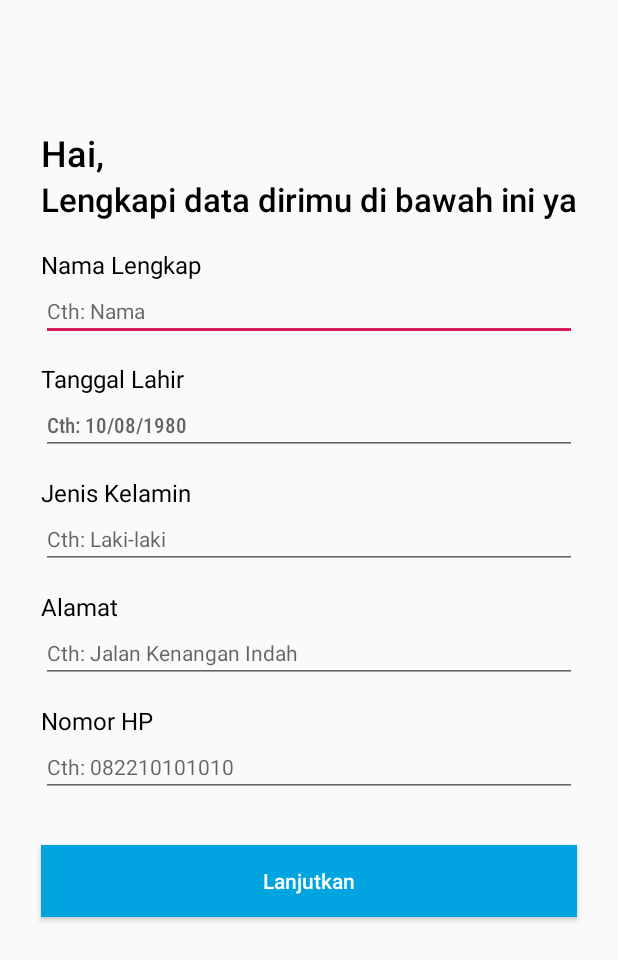
After one commit to havidalbar/Soya, an Android app: the layout activity_daftar_pembudidaya.xml on its own in the app's theme, with its tools: preview values and no code run, on a phone screen of 412 x 824 dp. The commit adds this screen. Shown: the top 960 px of the screen. Run offline under Robolectric (Android 15) with nearby library versions, the light colour scheme and no system bars.

Commit message:
Layout daftar sebagai pembudidaya

```diff
--- a/app/src/main/java/com/example/soya/MainActivity.kt
+++ b/app/src/main/java/com/example/soya/DaftarPembudidayaActivity.kt
@@ -3,10 +3,10 @@ package com.example.soya
 import androidx.appcompat.app.AppCompatActivity
 import android.os.Bundle
 
-class MainActivity : AppCompatActivity() {
+class DaftarPembudidayaActivity : AppCompatActivity() {
 
     override fun onCreate(savedInstanceState: Bundle?) {
         super.onCreate(savedInstanceState)
-        setContentView(R.layout.activity_main)
+        setContentView(R.layout.activity_daftar_pembudidaya)
     }
 }
--- /dev/null
+++ b/app/src/main/res/layout/activity_daftar_pembudidaya.xml
@@ -0,0 +1,198 @@
+<?xml version="1.0" encoding="utf-8"?>
+<androidx.constraintlayout.widget.ConstraintLayout xmlns:android="http://schemas.android.com/apk/res/android"
+    xmlns:app="http://schemas.android.com/apk/res-auto"
+    xmlns:tools="http://schemas.android.com/tools"
+    android:layout_width="match_parent"
+    android:layout_height="match_parent"
+    tools:context=".DaftarPembudidayaActivity">
+
+    <TextView
+        android:id="@+id/textView"
+        android:layout_width="match_parent"
+        android:layout_height="wrap_content"
+        android:layout_marginStart="27dp"
+        android:layout_marginTop="85dp"
+        android:layout_marginEnd="27dp"
+        android:fontFamily="sans-serif-medium"
+        android:text="Hai,"
+        android:textColor="@android:color/black"
+        android:textSize="24sp"
+        app:layout_constraintEnd_toEndOf="parent"
+        app:layout_constraintStart_toStartOf="parent"
+        app:layout_constraintTop_toTopOf="parent" />
+
+    <TextView
+        android:id="@+id/textView2"
+        android:layout_width="match_parent"
+        android:layout_height="wrap_content"
+        android:layout_marginStart="27dp"
+        android:layout_marginEnd="27dp"
+        android:fontFamily="sans-serif-medium"
+        android:text="Lengkapi data dirimu di bawah ini ya"
+        android:textColor="@android:color/black"
+        android:textSize="22sp"
+        app:layout_constraintEnd_toEndOf="parent"
+        app:layout_constraintStart_toStartOf="parent"
+        app:layout_constraintTop_toBottomOf="@+id/textView" />
+
+    <EditText
+        android:id="@+id/editText"
+        android:layout_width="match_parent"
+        android:layout_height="wrap_content"
+        android:layout_marginStart="27dp"
+        android:layout_marginEnd="27dp"
+        android:autoText="true"
+        android:ems="10"
+        android:hint="Cth: Nama"
+        android:inputType="textPersonName"
+        android:textSize="14sp"
+        app:layout_constraintEnd_toEndOf="parent"
+        app:layout_constraintHorizontal_bias="1.0"
+        app:layout_constraintStart_toStartOf="parent"
+        app:layout_constraintTop_toBottomOf="@+id/textView3" />
+
+    <TextView
+        android:id="@+id/textView3"
+        android:layout_width="match_parent"
+        android:layout_height="wrap_content"
+        android:layout_marginStart="27dp"
+        android:layout_marginTop="18dp"
+        android:layout_marginEnd="27dp"
+        android:text="Nama Lengkap"
+        android:textColor="@android:color/black"
+        android:textSize="16sp"
+        app:layout_constraintEnd_toEndOf="parent"
+        app:layout_constraintHorizontal_bias="1.0"
+        app:layout_constraintStart_toStartOf="parent"
+        app:layout_constraintTop_toBottomOf="@+id/textView2" />
+
+    <TextView
+        android:id="@+id/textView4"
+        android:layout_width="match_parent"
+        android:layout_height="wrap_content"
+        android:layout_marginStart="27dp"
+        android:layout_marginTop="14dp"
+        android:layout_marginEnd="27dp"
+        android:text="Tanggal Lahir"
+        android:textColor="@android:color/black"
+        android:textSize="16sp"
+        app:layout_constraintEnd_toEndOf="parent"
+        app:layout_constraintStart_toStartOf="parent"
+        app:layout_constraintTop_toBottomOf="@+id/editText" />
+
+    <EditText
+        android:id="@+id/editText2"
+        android:layout_width="match_parent"
+        android:layout_height="wrap_content"
+        android:layout_marginStart="27dp"
+        android:layout_marginEnd="27dp"
+        android:ems="10"
+        android:fontFamily="sans-serif-condensed-medium"
+        android:hint="Cth: 10/08/1980"
+        android:inputType="date"
+        android:textSize="14sp"
+        app:layout_constraintEnd_toEndOf="parent"
+        app:layout_constraintStart_toStartOf="parent"
+        app:layout_constraintTop_toBottomOf="@+id/textView4" />
+
+    <TextView
+        android:id="@+id/textView5"
+        android:layout_width="match_parent"
+        android:layout_height="wrap_content"
+        android:layout_marginStart="27dp"
+        android:layout_marginTop="14dp"
+        android:layout_marginEnd="27dp"
+        android:text="Jenis Kelamin"
+        android:textColor="@android:color/black"
+        android:textSize="16sp"
+        app:layout_constraintEnd_toEndOf="parent"
+        app:layout_constraintStart_toStartOf="parent"
+        app:layout_constraintTop_toBottomOf="@+id/editText2" />
+
+    <EditText
+        android:id="@+id/editText3"
+        android:layout_width="match_parent"
+        android:layout_height="wrap_content"
+        android:layout_marginStart="27dp"
+        android:layout_marginEnd="27dp"
+        android:ems="10"
+        android:hint="Cth: Laki-laki"
+        android:inputType="textPersonName"
+        android:textSize="14sp"
+        app:layout_constraintEnd_toEndOf="parent"
+        app:layout_constraintStart_toStartOf="parent"
+        app:layout_constraintTop_toBottomOf="@+id/textView5" />
+
+    <TextView
+        android:id="@+id/textView6"
+        android:layout_width="match_parent"
+        android:layout_height="wrap_content"
+        android:layout_marginStart="27dp"
+        android:layout_marginTop="14dp"
+        android:layout_marginEnd="27dp"
+        android:text="Alamat"
+        android:textColor="@android:color/black"
+        android:textSize="16sp"
+        app:layout_constraintEnd_toEndOf="parent"
+        app:layout_constraintStart_toStartOf="parent"
+        app:layout_constraintTop_toBottomOf="@+id/editText3" />
+
+    <EditText
+        android:id="@+id/editText4"
+        android:layout_width="match_parent"
+        android:layout_height="wrap_content"
+        android:layout_marginStart="27dp"
+        android:layout_marginEnd="27dp"
+        android:ems="10"
+        android:hint="Cth: Jalan Kenangan Indah"
+        android:inputType="textPersonName"
+        android:textSize="14sp"
+        app:layout_constraintEnd_toEndOf="parent"
+        app:layout_constraintStart_toStartOf="parent"
+        app:layout_constraintTop_toBottomOf="@+id/textView6" />
+
+    <TextView
+        android:id="@+id/textView7"
+        android:layout_width="match_parent"
+        android:layout_height="wrap_content"
+        android:layout_marginStart="27dp"
+        android:layout_marginTop="14dp"
+        android:layout_marginEnd="27dp"
+        android:text="Nomor HP"
+        android:textColor="@android:color/black"
+        android:textSize="16sp"
+        app:layout_constraintEnd_toEndOf="parent"
+        app:layout_constraintStart_toStartOf="parent"
+        app:layout_constraintTop_toBottomOf="@+id/editText4" />
+
+    <EditText
+        android:id="@+id/editText5"
+        android:layout_width="match_parent"
+        android:layout_height="wrap_content"
+        android:layout_marginStart="27dp"
+        android:layout_marginEnd="27dp"
+        android:ems="10"
+        android:hint="Cth: 082210101010"
+        android:inputType="number"
+        android:textSize="14sp"
+        app:layout_constraintEnd_toEndOf="parent"
+        app:layout_constraintStart_toStartOf="parent"
+        app:layout_constraintTop_toBottomOf="@+id/textView7" />
+
+    <Button
+        android:id="@+id/button2"
+        android:layout_width="match_parent"
+        android:layout_height="wrap_content"
+        android:layout_marginStart="27dp"
+        android:layout_marginTop="32dp"
+        android:layout_marginEnd="27dp"
+        android:background="#00A5DF"
+        android:paddingTop="12dp"
+        android:paddingBottom="12dp"
+        android:text="Lanjutkan"
+        android:textAllCaps="false"
+        android:textColor="@android:color/white"
+        app:layout_constraintEnd_toEndOf="parent"
+        app:layout_constraintStart_toStartOf="parent"
+        app:layout_constraintTop_toBottomOf="@+id/editText5" />
+</androidx.constraintlayout.widget.ConstraintLayout>
--- a/app/src/main/res/layout/activity_main.xml
+++ /dev/null
@@ -1,18 +0,0 @@
-<?xml version="1.0" encoding="utf-8"?>
-<androidx.constraintlayout.widget.ConstraintLayout xmlns:android="http://schemas.android.com/apk/res/android"
-    xmlns:app="http://schemas.android.com/apk/res-auto"
-    xmlns:tools="http://schemas.android.com/tools"
-    android:layout_width="match_parent"
-    android:layout_height="match_parent"
-    tools:context=".MainActivity">
-
-    <TextView
-        android:layout_width="wrap_content"
-        android:layout_height="wrap_content"
-        android:text="Hello World!"
-        app:layout_constraintBottom_toBottomOf="parent"
-        app:layout_constraintLeft_toLeftOf="parent"
-        app:layout_constraintRight_toRightOf="parent"
-        app:layout_constraintTop_toTopOf="parent" />
-
-</androidx.constraintlayout.widget.ConstraintLayout>
```
